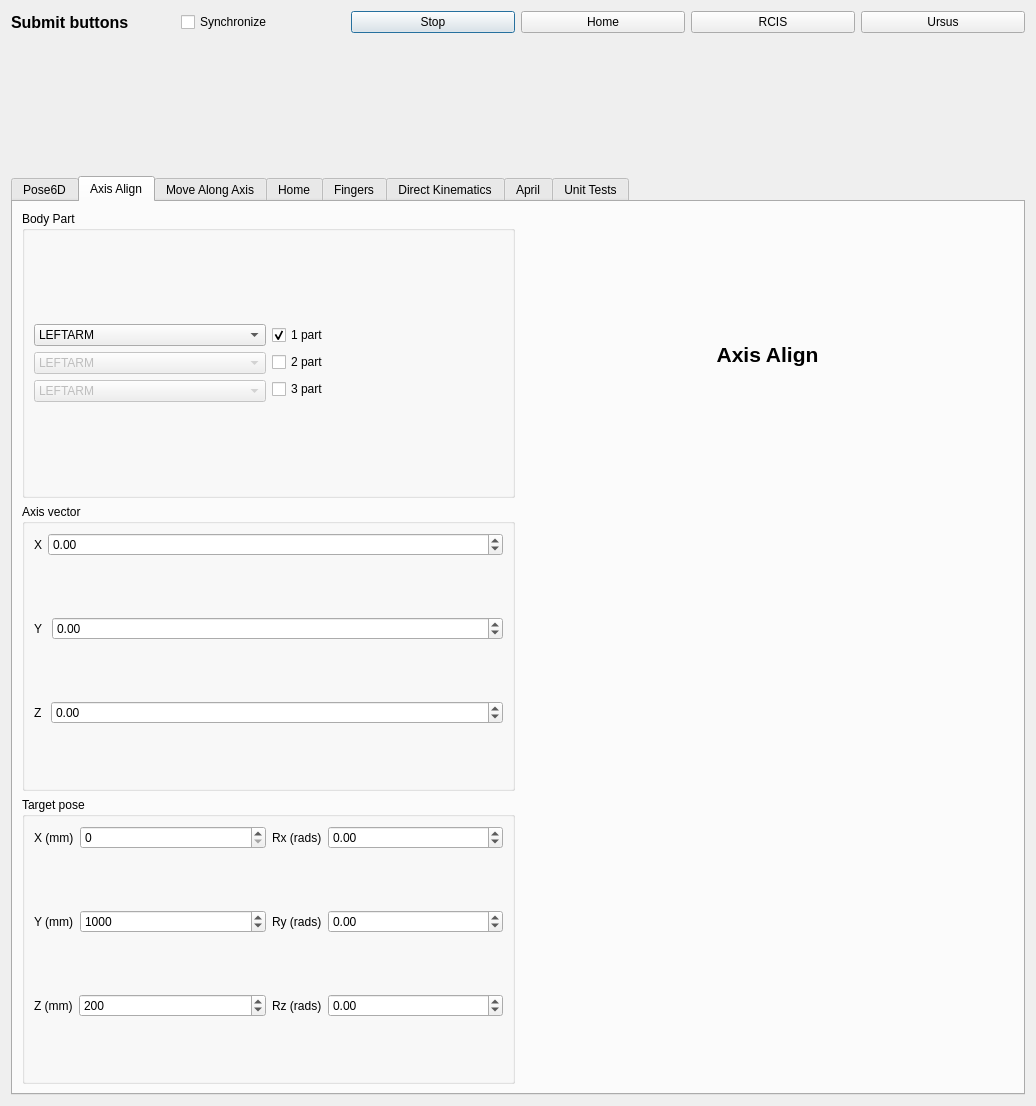
The window that components/inversekinematicsTesterComp/src/guiDlg.ui (robocomp/robocomp-shelly) describes before a commit, drawn with Qt 5.
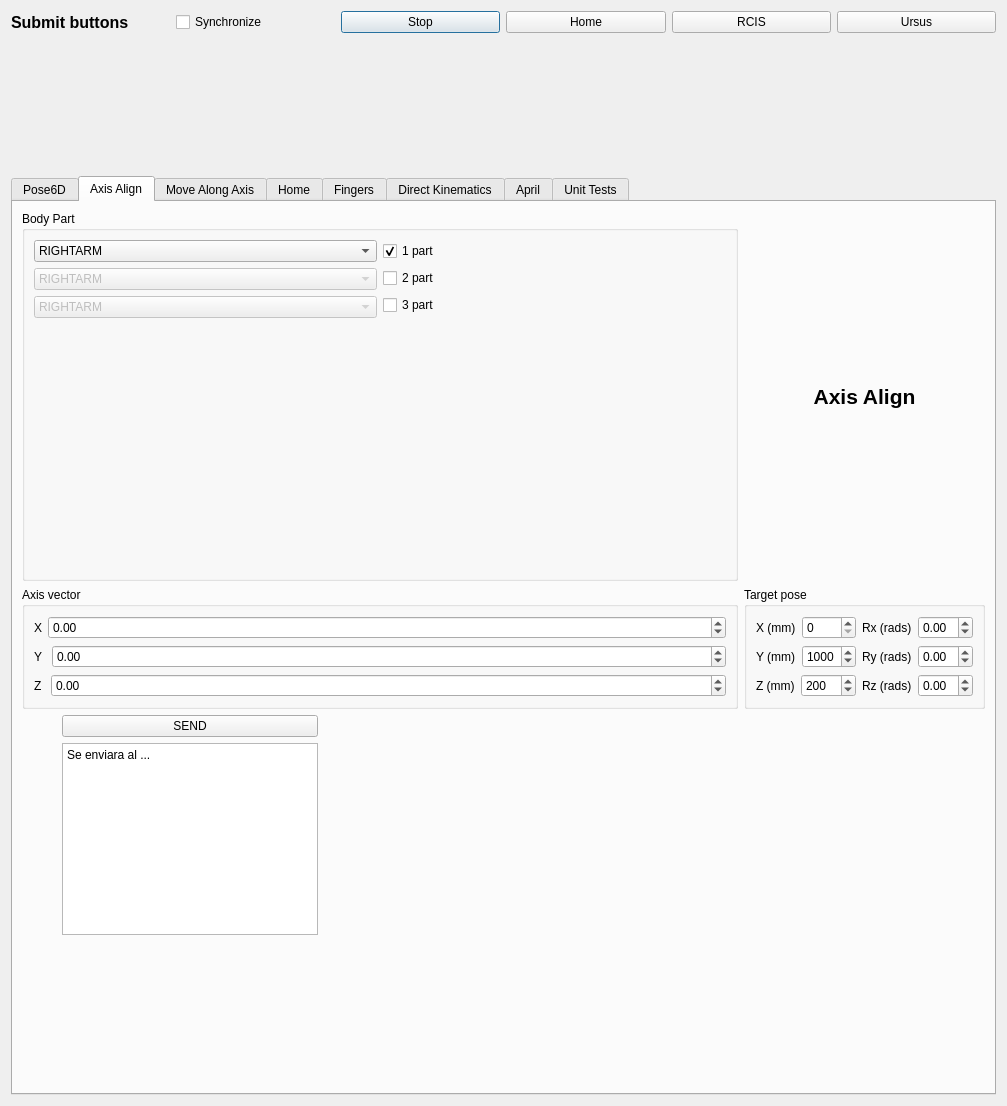
The same window after the commit. The open tabs and pages were chosen to show the change.

Commit message: Primeros arreglos en el TESTER. Ahora los botones RCIS y URSUS SOLAMENTE cambian el joint_motor_proxy. No envían NADA. Para enviar se ha añadido un botón SEND en las primeras pestañas. Primero seleccionamos a quién mandamos el target con RCIS o URSUS. DEspués preparamos el target y por último damos a SEND. Hay que arreglar las TRAYECTORIAS, no se porqué mete basura... Parece que todo lo demás funciona bien. Queda limpiar más métodos y mejorar los nuevos.

What changed in the file:
```diff
--- a/components/inversekinematicsTesterComp/src/guiDlg.ui
+++ b/components/inversekinematicsTesterComp/src/guiDlg.ui
@@ -6,7 +6,7 @@
    <rect>
     <x>0</x>
     <y>0</y>
-    <width>1036</width>
+    <width>1007</width>
     <height>1106</height>
    </rect>
   </property>
@@ -56,6 +56,12 @@
        <property name="text">
         <string>RCIS</string>
        </property>
+       <property name="checkable">
+        <bool>true</bool>
+       </property>
+       <property name="checked">
+        <bool>false</bool>
+       </property>
       </widget>
      </item>
      <item>
@@ -63,6 +69,9 @@
        <property name="text">
         <string>Ursus</string>
        </property>
+       <property name="checkable">
+        <bool>true</bool>
+       </property>
       </widget>
      </item>
     </layout>
@@ -703,7 +712,7 @@
                  <widget class="QComboBox" name="partBox1_AxisAlign">
                   <item>
                    <property name="text">
-                    <string>LEFTARM</string>
+                    <string>RIGHTARM</string>
                    </property>
                   </item>
                   <item>
@@ -725,7 +734,7 @@
                   </property>
                   <item>
                    <property name="text">
-                    <string>LEFTARM</string>
+                    <string>RIGHTARM</string>
                    </property>
                   </item>
                   <item>
@@ -747,7 +756,7 @@
                   </property>
                   <item>
                    <property name="text">
-                    <string>LEFTARM</string>
+                    <string>RIGHTARM</string>
                    </property>
                   </item>
                   <item>
@@ -800,6 +809,19 @@
               </item>
              </layout>
             </item>
+            <item>
+             <spacer name="verticalSpacer_21">
+              <property name="orientation">
+               <enum>Qt::Vertical</enum>
+              </property>
+              <property name="sizeHint" stdset="0">
+               <size>
+                <width>20</width>
+                <height>40</height>
+               </size>
+              </property>
+             </spacer>
+            </item>
            </layout>
           </widget>
          </item>
@@ -821,7 +843,7 @@
            </property>
           </widget>
          </item>
-         <item row="1" column="0">
+         <item row="2" column="0">
           <widget class="QGroupBox" name="groupBox_3">
            <property name="title">
             <string>Axis vector</string>
@@ -900,7 +922,7 @@
            </layout>
           </widget>
          </item>
-         <item row="2" column="0">
+         <item row="2" column="1">
           <widget class="QGroupBox" name="groupBox_2">
            <property name="title">
             <string>Target pose</string>
@@ -1059,6 +1081,120 @@
            </layout>
           </widget>
          </item>
+         <item row="3" column="0">
+          <layout class="QHBoxLayout" name="horizontalLayout_16">
+           <item>
+            <layout class="QHBoxLayout" name="horizontalLayout_17">
+             <property name="sizeConstraint">
+              <enum>QLayout::SetFixedSize</enum>
+             </property>
+             <item>
+              <layout class="QHBoxLayout" name="horizontalLayout_18">
+               <item>
+                <spacer name="horizontalSpacer_10">
+                 <property name="orientation">
+                  <enum>Qt::Horizontal</enum>
+                 </property>
+                 <property name="sizeHint" stdset="0">
+                  <size>
+                   <width>40</width>
+                   <height>20</height>
+                  </size>
+                 </property>
+                </spacer>
+               </item>
+               <item>
+                <layout class="QVBoxLayout" name="verticalLayout_52">
+                 <item>
+                  <widget class="QPushButton" name="sendButton2">
+                   <property name="text">
+                    <string>SEND</string>
+                   </property>
+                  </widget>
+                 </item>
+                 <item>
+                  <widget class="QPlainTextEdit" name="aDonde2">
+                   <property name="plainText">
+                    <string>Se enviara al ...</string>
+                   </property>
+                  </widget>
+                 </item>
+                 <item>
+                  <spacer name="verticalSpacer_19">
+                   <property name="orientation">
+                    <enum>Qt::Vertical</enum>
+                   </property>
+                   <property name="sizeHint" stdset="0">
+                    <size>
+                     <width>20</width>
+                     <height>40</height>
+                    </size>
+                   </property>
+                  </spacer>
+                 </item>
+                 <item>
+                  <spacer name="verticalSpacer_18">
+                   <property name="orientation">
+                    <enum>Qt::Vertical</enum>
+                   </property>
+                   <property name="sizeHint" stdset="0">
+                    <size>
+                     <width>20</width>
+                     <height>40</height>
+                    </size>
+                   </property>
+                  </spacer>
+                 </item>
+                </layout>
+               </item>
+              </layout>
+             </item>
+            </layout>
+           </item>
+           <item>
+            <spacer name="horizontalSpacer_11">
+             <property name="orientation">
+              <enum>Qt::Horizontal</enum>
+             </property>
+             <property name="sizeHint" stdset="0">
+              <size>
+               <width>40</width>
+               <height>20</height>
+              </size>
+             </property>
+            </spacer>
+           </item>
+           <item>
+            <spacer name="horizontalSpacer_12">
+             <property name="orientation">
+              <enum>Qt::Horizontal</enum>
+             </property>
+             <property name="sizeHint" stdset="0">
+              <size>
+               <width>40</width>
+               <height>20</height>
+              </size>
+             </property>
+            </spacer>
+           </item>
+           <item>
+            <spacer name="horizontalSpacer_13">
+             <property name="orientation">
+              <enum>Qt::Horizontal</enum>
+             </property>
+             <property name="sizeHint" stdset="0">
+              <size>
+               <width>40</width>
+               <height>20</height>
+              </size>
+             </property>
+            </spacer>
+           </item>
+           <item>
+            <layout class="QVBoxLayout" name="verticalLayout_53"/>
+           </item>
+          </layout>
+         </item>
         </layout>
        </widget>
        <widget class="QWidget" name="Pagina_MoveAlongAxis">
```
Left out of the diff: 422 changed lines with no effect on the pictures. The commit also changes 2 other files.
